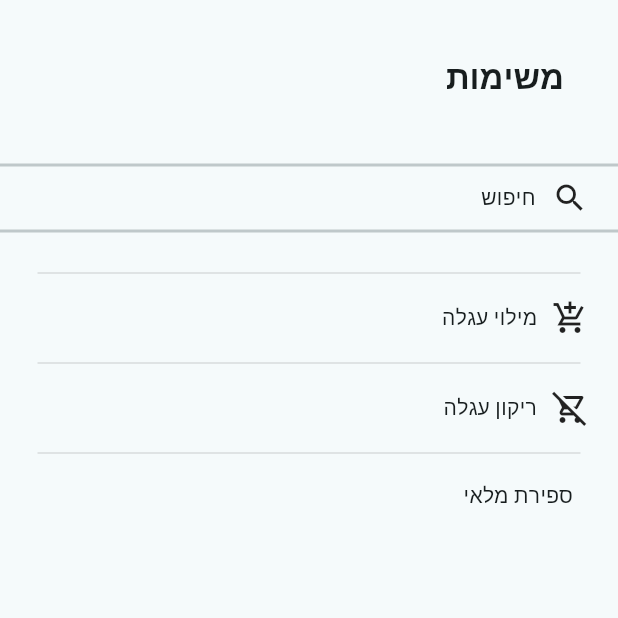
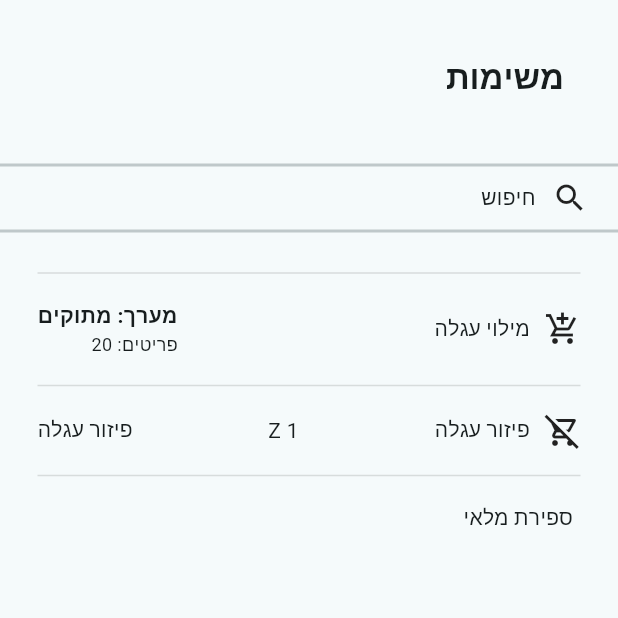
Before and after one commit to KobyMashiach/algoretailkobymashiach, a Flutter app: the screen it shows after launch, on a phone screen of 412 x 824 dp, the top half of it. Run offline on Flutter 3.47's test engine with Material 2 defaults, Android fonts, the phone set to English and light mode, and no system bars; our stand-ins replace fluttertoast.

Commit message:
fixStringFromJson

```diff
--- /dev/null
+++ b/lib/data/fixStrings.dart
@@ -0,0 +1,21 @@
+class FixString {
+  // _tasks[index]["array"]
+  cartFillingArrayTitle(String string) {
+    String titleString = string.substring(1, string.indexOf(':'));
+    return titleString;
+  }
+
+  cartFillingArrayCount(String string) {
+    // _tasks[index]["array"]
+    String countString =
+        string.substring(string.indexOf(':'), string.length - 1);
+    List<String> countList = countString
+        .replaceAll('[', '')
+        .replaceAll(']', '')
+        .split(',')
+        .map((element) => element.trim())
+        .toList();
+    int count = countList.length;
+    return count;
+  }
+}
--- a/lib/data/tasks.json
+++ b/lib/data/tasks.json
@@ -3,15 +3,15 @@
       {
         "task_name": "מילוי עגלה",
         "array": {
-          "מתוקים": {"1":"1", "2":"2", "3":"3", "4":"4", "5":"5", "6":"6", "7":"7", "8":"8", "9":"9", "10":"10", "11":"11", "12":"12", "13":"13", "14":"14", "15":"15", "16":"16", "17":"17", "18":"18", "19":"19", "20":"20"}
+          "מתוקים": [1,2,3,4,5,6,7,8,9,10,11,12,13,14,15,16,17,18,19,20]
         }
       },
       {
         "task_name": "פיזור עגלה",
-        "cart_number": "Z1",
+        "cart_number": "Z 1",
         "urgency": {
           "urgent": "דחוף",
-          "not_urgent": "לא דחוף"
+          "not_urgent": ""
         }
       },
       {
--- a/lib/design/design_lines.dart
+++ b/lib/design/design_lines.dart
@@ -10,38 +10,71 @@ class DesignLines {
     );
   }
 
-  appButtons(Function() onpress, Icon? icon, String label) {
-    if (label == "מילוי עגלה") {
+  cartFilling(DesignLines appDesign, String label, String title, int count) {
     return InkWell(
-        onTap: onpress,
+      onTap: () {},
+      child: Row(
+        children: [
+          const Padding(
+            padding: EdgeInsets.only(right: 25),
+            child: Icon(Icons.add_shopping_cart_sharp),
+          ),
+          const SizedBox(width: 10),
+          Text(label),
+          const Spacer(),
+          Padding(
+            padding: EdgeInsets.only(left: 25),
+            child: Column(
+              crossAxisAlignment: CrossAxisAlignment.start,
+              children: [
+                Text(
+                  "מערך: $title",
+                  style: TextStyle(fontWeight: FontWeight.bold),
+                ),
+                Text(
+                  "פריטים: $count",
+                  textAlign: TextAlign.right,
+                  style: TextStyle(
+                    fontSize: 12,
+                  ),
+                ),
+              ],
+            ),
+          ),
+        ],
+      ),
+    );
+  }
+
+  cartDistribution(DesignLines appDesign, String label, String cart_number) {
+    return InkWell(
+      onTap: () {},
+      child: Row(
+        children: [
+          const Padding(
+            padding: EdgeInsets.only(right: 25),
+            child: Icon(Icons.remove_shopping_cart_outlined),
+          ),
+          const SizedBox(width: 10),
+          Text(label),
+          const Spacer(),
+          Text(cart_number),
+          const Spacer(),
+          Padding(
+            padding: const EdgeInsets.only(left: 25),
+            child: Text(label),
+          ),
+        ],
+      ),
+    );
+  }
+
+  inventoryCount(DesignLines appDesign, String label) {
+    return InkWell(
+      onTap: () {},
       child: Row(
         children: [
           const SizedBox(width: 20),
-            icon ?? const SizedBox(),
-            const SizedBox(width: 10),
-            Text(label),
-          ],
-        ),
-      );
-    } else if (label == "ריקון עגלה") {
-      return InkWell(
-        onTap: onpress,
-        child: Row(
-          children: [
-            const SizedBox(width: 20),
-            icon ?? const SizedBox(),
-            const SizedBox(width: 10),
-            Text(label),
-          ],
-        ),
-      );
-    } else {
-      return InkWell(
-        onTap: onpress,
-        child: Row(
-          children: [
-            const SizedBox(width: 20),
-            icon ?? const SizedBox(),
           const SizedBox(width: 10),
           Text(label),
         ],
@@ -49,4 +82,3 @@ class DesignLines {
     );
   }
 }
-}
--- a/lib/design/show_tasks.dart
+++ /dev/null
@@ -1,25 +0,0 @@
-import 'package:algoretailkobymashiach/design/design_lines.dart';
-import 'package:algoretailkobymashiach/widgets/appToasts.dart';
-import 'package:flutter/material.dart';
-
-class ShowTasks {
-  DesignLines appDesign = DesignLines();
-
-  cartFilling(DesignLines appDesign) {
-    return appDesign.appButtons(() {
-      appToast("מילוי עגלה");
-    }, const Icon(Icons.add_shopping_cart_sharp), "מילוי עגלה");
-  }
-
-  cartDistribution(DesignLines appDesign) {
-    return appDesign.appButtons(() {
-      appToast("ריקון עגלה");
-    }, const Icon(Icons.remove_shopping_cart_outlined), "ריקון עגלה");
-  }
-
-  inventoryCount(DesignLines appDesign) {
-    return appDesign.appButtons(() {
-      appToast("ספירת מלאי");
-    }, null, "ספירת מלאי");
-  }
-}
--- a/lib/screens/home_screen.dart
+++ b/lib/screens/home_screen.dart
@@ -1,9 +1,8 @@
 import 'dart:convert';
 
+import 'package:algoretailkobymashiach/data/fixStrings.dart';
 import 'package:algoretailkobymashiach/design/appbar.dart';
 import 'package:algoretailkobymashiach/design/design_lines.dart';
-import 'package:algoretailkobymashiach/design/show_tasks.dart';
-import 'package:algoretailkobymashiach/widgets/appToasts.dart';
 import 'package:flutter/material.dart';
 import 'package:flutter/services.dart';
 
@@ -33,7 +32,7 @@ class _HomeScreenState extends State<HomeScreen> {
   @override
   Widget build(BuildContext context) {
     DesignLines appDesign = DesignLines();
-    ShowTasks showTasks = ShowTasks();
+    FixString fixString = FixString();
 
     return SafeArea(
       child: Scaffold(
@@ -66,21 +65,32 @@ class _HomeScreenState extends State<HomeScreen> {
                           return Column(
                             children: [
                               appDesign.appDivider(),
-                              showTasks.cartFilling(appDesign)
+                              appDesign.cartFilling(
+                                appDesign,
+                                _tasks[index]["task_name"],
+                                fixString.cartFillingArrayTitle(
+                                    _tasks[index]["array"].toString()),
+                                fixString.cartFillingArrayCount(
+                                    _tasks[index]["array"].toString()),
+                              )
                             ],
                           );
                         case "פיזור עגלה":
                           return Column(
                             children: [
                               appDesign.appDivider(),
-                              showTasks.cartDistribution(appDesign)
+                              appDesign.cartDistribution(
+                                  appDesign,
+                                  _tasks[index]["task_name"],
+                                  _tasks[index]["cart_number"])
                             ],
                           );
                         case "ספירת מלאי":
                           return Column(
                             children: [
                               appDesign.appDivider(),
-                              showTasks.inventoryCount(appDesign)
+                              appDesign.inventoryCount(
+                                  appDesign, _tasks[index]["task_name"])
                             ],
                           );
                       }
```
Lines whose indentation alone changed are shown as unchanged.
